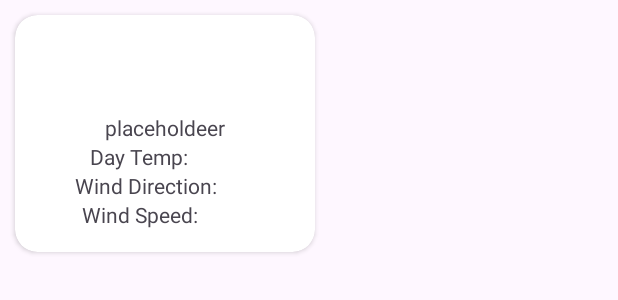
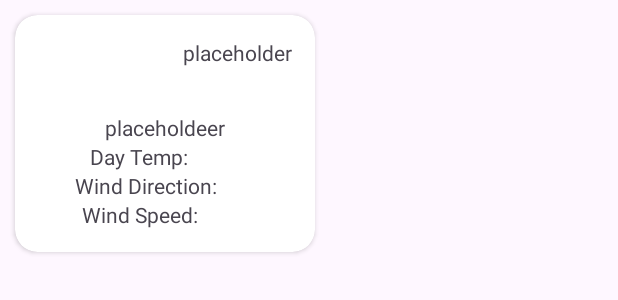
Before and after one commit to DuJerome/Weather-app-onX, an Android app: the layout cardview_item_weather.xml on its own in the app's theme, with its tools: preview values and no code run, on a phone screen of 412 x 824 dp. Shown: the top 300 px of the screen. Run offline under Robolectric (Android 15) with nearby library versions, the phone set to English and light mode, and no system bars.

```diff
--- a/app/src/main/AndroidManifest.xml
+++ b/app/src/main/AndroidManifest.xml
@@ -16,7 +16,7 @@
         android:theme="@style/Theme.Weather"
         tools:targetApi="31">
         <activity
-            android:name=".Home"
+            android:name=".components.Home"
             android:exported="true">
             <intent-filter>
                 <action android:name="android.intent.action.MAIN" />
--- a/app/src/main/res/layout/cardview_item_weather.xml
+++ b/app/src/main/res/layout/cardview_item_weather.xml
@@ -12,6 +12,14 @@
         android:layout_marginTop="15dp"
         android:layout_marginRight="15dp"
         android:layout_marginBottom="15dp">
+
+        <TextView
+            android:id="@+id/date"
+            android:layout_width="wrap_content"
+            android:layout_height="wrap_content"
+            android:text="placeholder"
+            app:layout_constraintRight_toRightOf="parent"
+            app:layout_constraintTop_toTopOf="parent"/>
         <ImageView
             android:id="@+id/weatherImage"
             android:layout_width="50dp"
```
Also changed, not shown: app/build.gradle (+9 -1 lines), app/src/main/res/layout/cardview_item_save.xml (added, +30 -0 lines), app/src/main/res/menu/bottom_navigation_view.xml (added, +11 -0 lines).
